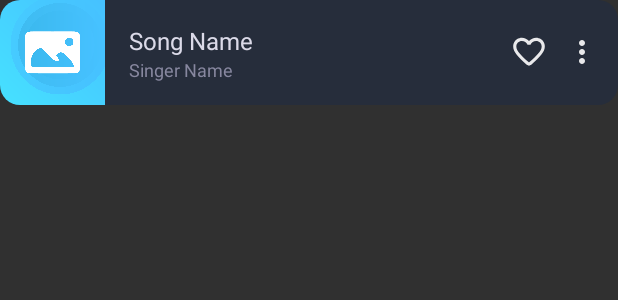
After one commit to albertkhang/Music-Player-v2, an Android app: the layout item_song.xml on its own in the app's theme, with its tools: preview values and no code run, on a phone screen of 412 x 824 dp. The commit adds this screen. Shown: the top 300 px of the screen. Run offline under Robolectric (Android 15) with nearby library versions, the phone set to English and light mode, and no system bars.

Commit message:
created song item, add ripper for button + add id for imgFavorite

```diff
--- /dev/null
+++ b/app/src/main/java/com/albertkhang/app/views/RoundedCornerLayout.kt
@@ -0,0 +1,29 @@
+package com.albertkhang.app.views
+
+import android.content.Context
+import android.graphics.Canvas
+import android.graphics.Path
+import android.graphics.RectF
+import android.util.AttributeSet
+import androidx.constraintlayout.widget.ConstraintLayout
+
+class RoundedCornerLayout : ConstraintLayout {
+    constructor(context: Context) : super(context)
+    constructor(context: Context, attrs: AttributeSet?) : super(context, attrs)
+    constructor(context: Context, attrs: AttributeSet?, defStyleAttr: Int) : super(
+        context,
+        attrs,
+        defStyleAttr
+    )
+
+    var radius = 20f
+
+    override fun draw(canvas: Canvas?) {
+        val rectF = RectF(0f, 0f, width.toFloat(), height.toFloat())
+        val path = Path()
+        path.addRoundRect(rectF, radius, radius, Path.Direction.CW)
+        canvas?.clipPath(path)
+
+        super.draw(canvas)
+    }
+}
--- /dev/null
+++ b/app/src/main/res/drawable/ic_more.xml
@@ -0,0 +1,9 @@
+<vector xmlns:android="http://schemas.android.com/apk/res/android"
+    android:width="24dp"
+    android:height="24dp"
+    android:viewportWidth="24"
+    android:viewportHeight="24">
+  <path
+      android:fillColor="#E9E9EB"
+      android:pathData="M12,8c1.1,0 2,-0.9 2,-2s-0.9,-2 -2,-2 -2,0.9 -2,2 0.9,2 2,2zM12,10c-1.1,0 -2,0.9 -2,2s0.9,2 2,2 2,-0.9 2,-2 -0.9,-2 -2,-2zM12,16c-1.1,0 -2,0.9 -2,2s0.9,2 2,2 2,-0.9 2,-2 -0.9,-2 -2,-2z"/>
+</vector>
--- /dev/null
+++ b/app/src/main/res/layout/item_song.xml
@@ -0,0 +1,97 @@
+<?xml version="1.0" encoding="utf-8"?>
+<com.albertkhang.app.views.RoundedCornerLayout xmlns:android="http://schemas.android.com/apk/res/android"
+    xmlns:app="http://schemas.android.com/apk/res-auto"
+    android:orientation="vertical"
+    android:layout_width="match_parent"
+    android:layout_height="@dimen/dimenSongsItemHeight"
+    android:background="@color/colorSongItemBackground">
+
+    <ImageView
+        android:id="@+id/imgCover"
+        android:layout_width="0dp"
+        android:layout_height="match_parent"
+
+        app:layout_constraintDimensionRatio="1:1"
+        android:src="@drawable/ic_music_layer_default_cover"
+
+        app:layout_constraintTop_toTopOf="parent"
+        app:layout_constraintBottom_toBottomOf="parent"
+        app:layout_constraintLeft_toLeftOf="parent"/>
+
+    <LinearLayout
+        android:layout_width="0dp"
+        android:layout_height="wrap_content"
+        android:orientation="vertical"
+
+        app:layout_constraintTop_toTopOf="parent"
+        app:layout_constraintBottom_toBottomOf="parent"
+        app:layout_constraintLeft_toRightOf="@id/imgCover"
+        app:layout_constraintRight_toLeftOf="@id/flFavorite"
+
+        android:layout_marginLeft="@dimen/dimenMiniPlayerFrameSongSingerMarginLeft"
+        android:layout_marginRight="@dimen/dimenMiniPlayerFrameSongSingerMarginRight">
+
+        <TextView
+            android:id="@+id/txtSongName"
+            android:layout_width="wrap_content"
+            android:layout_height="wrap_content"
+
+            android:text="@string/stringSongName"
+            android:textColor="@color/colorSongName"
+            android:textSize="@dimen/dimenMiniPlayerSongNameSize"/>
+
+        <TextView
+            android:id="@+id/txtSingerName"
+            android:layout_width="wrap_content"
+            android:layout_height="wrap_content"
+
+            android:text="@string/stringSingerName"
+            android:textColor="@color/colorSingerName"
+            android:textSize="@dimen/dimenMiniPlayerSingerNameSize"/>
+    </LinearLayout>
+
+    <FrameLayout
+        android:id="@+id/flMore"
+        android:layout_width="42dp"
+        android:layout_height="match_parent"
+
+        style="@style/RippleViewBackground"
+        android:clickable="true"
+
+        app:layout_constraintTop_toTopOf="parent"
+        app:layout_constraintBottom_toBottomOf="parent"
+        app:layout_constraintRight_toRightOf="parent">
+
+        <ImageView
+            android:layout_width="wrap_content"
+            android:layout_height="wrap_content"
+
+            android:src="@drawable/ic_more"
+            android:layout_gravity="center_vertical"
+
+            android:layout_marginStart="6dp"/>
+    </FrameLayout>
+
+    <FrameLayout
+        android:id="@+id/flFavorite"
+        android:layout_width="42dp"
+        android:layout_height="match_parent"
+
+        style="@style/RippleViewBackground"
+        android:clickable="true"
+
+        app:layout_constraintTop_toTopOf="parent"
+        app:layout_constraintBottom_toBottomOf="parent"
+        app:layout_constraintRight_toLeftOf="@id/flMore">
+
+        <ImageView
+            android:id="@+id/imgFavorite"
+            android:layout_width="wrap_content"
+            android:layout_height="wrap_content"
+
+            android:src="@drawable/ic_favorite_border"
+
+            android:layout_gravity="center_vertical"
+            android:layout_marginStart="12dp"/>
+    </FrameLayout>
+</com.albertkhang.app.views.RoundedCornerLayout>
--- a/app/src/main/res/values/colors.xml
+++ b/app/src/main/res/values/colors.xml
@@ -15,7 +15,7 @@
 
     <!--    Background-->
     <color name="colorMiniPlayerBackground">#1B212E</color>
-    <color name="colorSongItemBackground">#343A47</color>
+    <color name="colorSongItemBackground">#262D3B</color>
 
     <!--    Icon-->
     <color name="colorIcon">#E9E9EB</color>
--- a/app/src/main/res/values/dimens.xml
+++ b/app/src/main/res/values/dimens.xml
@@ -44,6 +44,10 @@
     <dimen name="dimenFullPlayerTimestampSize">10sp</dimen>
     <dimen name="dimenFullPlayerTimestampMargin">16dp</dimen>
 
+    <!--    RecyclerView-->
     <dimen name="dimenSongsRecyclerViewMarginTop">16dp</dimen>
     <dimen name="dimenSongsRecyclerViewMarginSlide">16dp</dimen>
+
+    <!--    Song Item-->
+    <dimen name="dimenSongsItemHeight">70dp</dimen>
 </resources>
```
